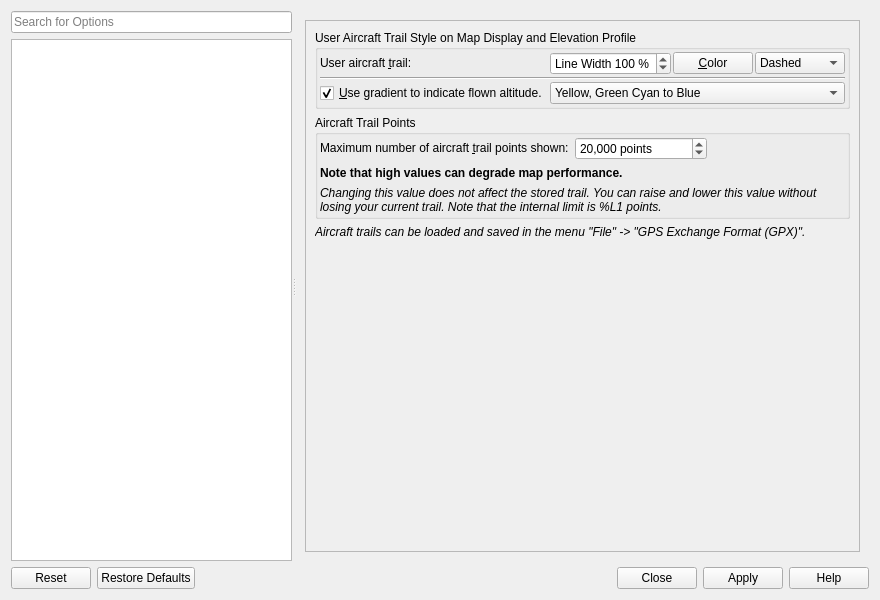
Before: the Qt Designer form src/options/optionsdialog.ui in albar965/littlenavmap, drawn with Qt 5.
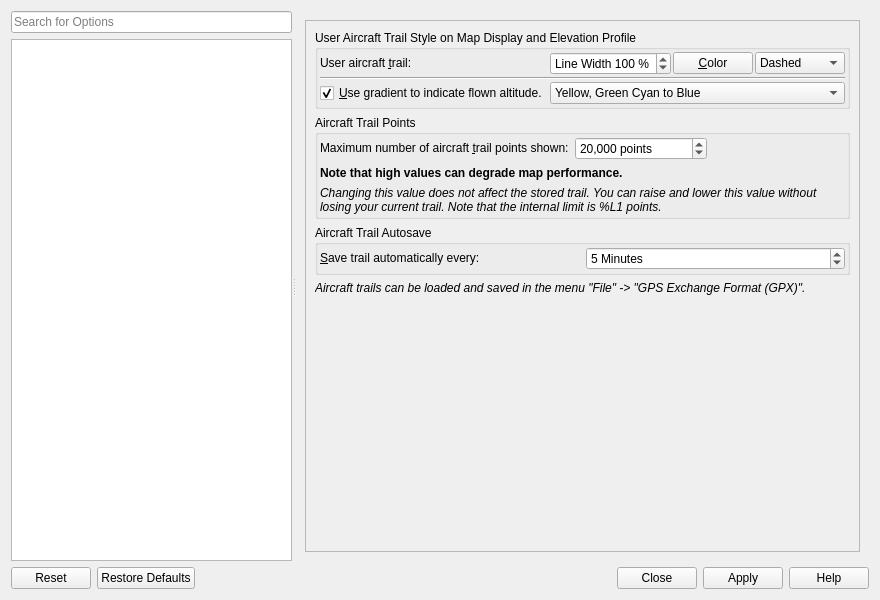
After: the same form once the commit is applied. The open tabs and pages were chosen to show the change. Icons and pictures are not drawn.

Commit message:
Added autosave for aircraft trail which can be changed in options
Closes #1366

```diff
--- a/src/options/optionsdialog.ui
+++ b/src/options/optionsdialog.ui
@@ -4902,6 +4902,64 @@
               </layout>
              </widget>
             </item>
+            <item>
+             <widget class="QGroupBox" name="groupBox_50">
+              <property name="title">
+               <string>Aircraft Trail Autosave</string>
+              </property>
+              <layout class="QGridLayout" name="gridLayout_32">
+               <property name="leftMargin">
+                <number>2</number>
+               </property>
+               <property name="topMargin">
+                <number>2</number>
+               </property>
+               <property name="rightMargin">
+                <number>2</number>
+               </property>
+               <property name="bottomMargin">
+                <number>2</number>
+               </property>
+               <item row="0" column="1">
+                <widget class="QSpinBox" name="spinBoxSimSaveTrackMinutes">
+                 <property name="toolTip">
+                  <string>The shown user aircraft trail will be pruned if it contains more than this number of points. 
+Lower this value to avoid too long tracks and avoid stutters in map display.
+Note that this does not affect the stored trail points.</string>
+                 </property>
+                 <property name="showGroupSeparator" stdset="0">
+                  <bool>true</bool>
+                 </property>
+                 <property name="suffix">
+                  <string> Minutes</string>
+                 </property>
+                 <property name="minimum">
+                  <number>1</number>
+                 </property>
+                 <property name="maximum">
+                  <number>60</number>
+                 </property>
+                 <property name="singleStep">
+                  <number>1</number>
+                 </property>
+                 <property name="value">
+                  <number>5</number>
+                 </property>
+                </widget>
+               </item>
+               <item row="0" column="0" alignment="Qt::AlignVCenter">
+                <widget class="QLabel" name="labelSimSaveTrack">
+                 <property name="text">
+                  <string>&amp;Save trail automatically every:</string>
+                 </property>
+                 <property name="buddy">
+                  <cstring>spinBoxSimSaveTrackMinutes</cstring>
+                 </property>
+                </widget>
+               </item>
+              </layout>
+             </widget>
+            </item>
             <item>
              <widget class="QLabel" name="labelOptionsTrailHintOpen">
               <property name="text">
```
Left out of the diff: 22 changed lines with no effect on the pictures. The commit also changes 6 other files.
